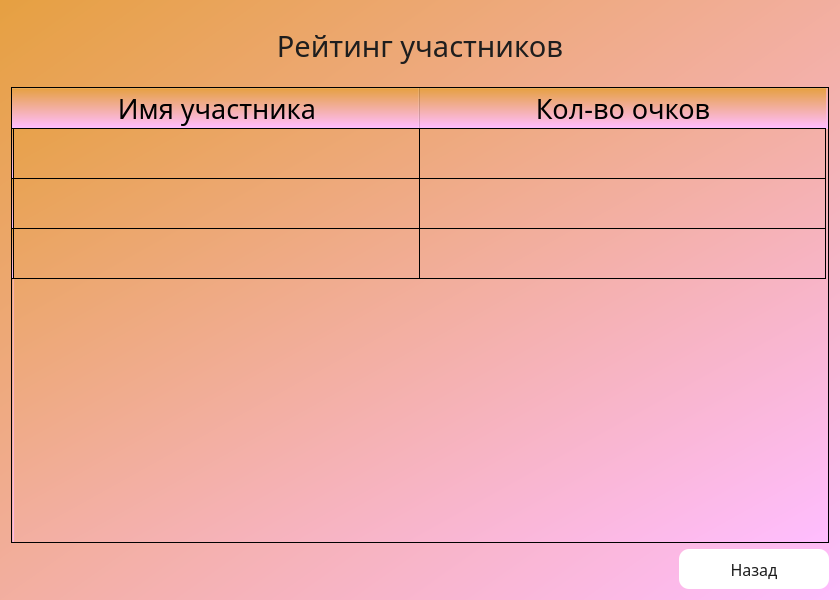
Above: Client/jeducation-v0.1/rating.ui from Avedik/Desktop-application-IEducation before the change. Below: the same form after it.
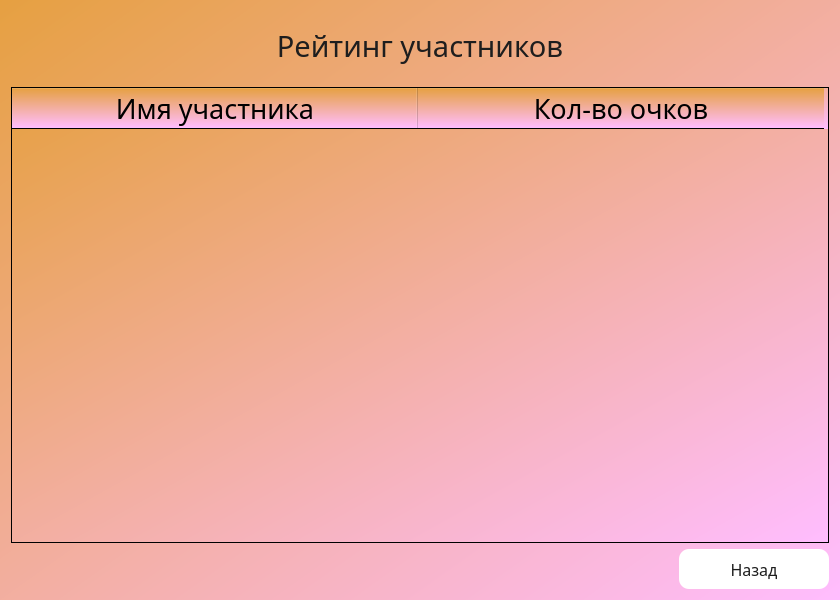
That is the form after the change.

What changed in the file:
```diff
--- a/Client/jeducation-v0.1/rating.ui
+++ b/Client/jeducation-v0.1/rating.ui
@@ -112,6 +112,9 @@
        <property name="dragEnabled">
         <bool>false</bool>
        </property>
+       <property name="rowCount">
+        <number>0</number>
+       </property>
        <attribute name="horizontalHeaderMinimumSectionSize">
         <number>30</number>
        </attribute>
@@ -127,21 +130,6 @@
        <attribute name="verticalHeaderShowSortIndicator" stdset="0">
         <bool>false</bool>
        </attribute>
-       <row>
-        <property name="text">
-         <string/>
-        </property>
-       </row>
-       <row>
-        <property name="text">
-         <string/>
-        </property>
-       </row>
-       <row>
-        <property name="text">
-         <string/>
-        </property>
-       </row>
        <column>
         <property name="text">
          <string>Имя участника</string>
```
Left out of the diff: 2 changed lines with no effect on the pictures.
